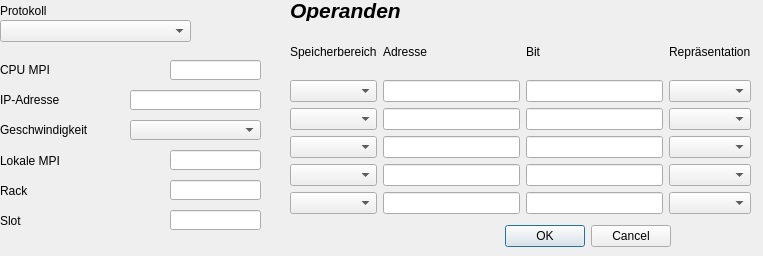
The window that connectionsettings.ui (darkmattercoder/plcanalyzer) describes before a commit, drawn with Qt 5.
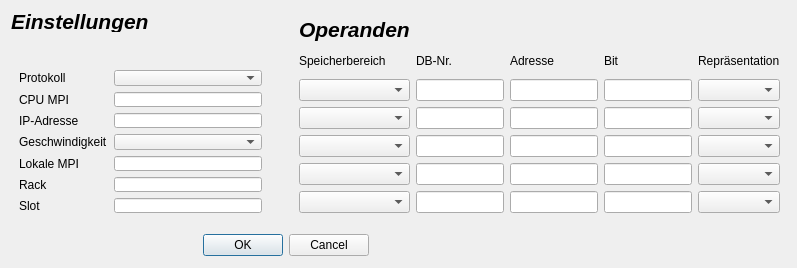
The same window after the commit.

Commit message: Added combo boxes for db adress and implemented a sorting function for the combobox lists. Cleaned the user interface.

```diff
--- a/connectionsettings.ui
+++ b/connectionsettings.ui
@@ -6,8 +6,8 @@
    <rect>
     <x>0</x>
     <y>0</y>
-    <width>763</width>
-    <height>256</height>
+    <width>797</width>
+    <height>268</height>
    </rect>
   </property>
   <property name="windowTitle">
@@ -16,8 +16,8 @@
   <widget class="QDialogButtonBox" name="buttonBox">
    <property name="geometry">
     <rect>
-     <x>480</x>
-     <y>220</y>
+     <x>178</x>
+     <y>229</y>
      <width>191</width>
      <height>32</height>
     </rect>
@@ -29,346 +29,192 @@
     <set>QDialogButtonBox::Cancel|QDialogButtonBox::Ok</set>
    </property>
   </widget>
-  <widget class="QComboBox" name="ComboBox_Protokoll">
-   <property name="geometry">
-    <rect>
-     <x>0</x>
-     <y>20</y>
-     <width>191</width>
-     <height>22</height>
-    </rect>
-   </property>
-  </widget>
-  <widget class="QLabel" name="label">
-   <property name="geometry">
-    <rect>
-     <x>0</x>
-     <y>0</y>
-     <width>91</width>
-     <height>21</height>
-    </rect>
-   </property>
-   <property name="text">
-    <string>Protokoll</string>
-   </property>
-  </widget>
-  <widget class="QLabel" name="label_4">
-   <property name="geometry">
-    <rect>
-     <x>0</x>
-     <y>150</y>
-     <width>81</width>
-     <height>21</height>
-    </rect>
-   </property>
-   <property name="text">
-    <string>Lokale MPI</string>
-   </property>
-  </widget>
-  <widget class="QLabel" name="label_5">
-   <property name="geometry">
-    <rect>
-     <x>0</x>
-     <y>60</y>
-     <width>76</width>
-     <height>20</height>
-    </rect>
-   </property>
-   <property name="text">
-    <string>CPU MPI</string>
-   </property>
-  </widget>
-  <widget class="QLineEdit" name="lineEdit_CPU_MPI">
-   <property name="geometry">
-    <rect>
-     <x>170</x>
-     <y>60</y>
-     <width>91</width>
-     <height>20</height>
-    </rect>
-   </property>
-   <property name="toolTip">
-    <string>0 - 127</string>
-   </property>
-   <property name="alignment">
-    <set>Qt::AlignRight|Qt::AlignTrailing|Qt::AlignVCenter</set>
-   </property>
-  </widget>
-  <widget class="QLabel" name="label_2">
-   <property name="geometry">
-    <rect>
-     <x>0</x>
-     <y>90</y>
-     <width>81</width>
-     <height>20</height>
-    </rect>
-   </property>
-   <property name="text">
-    <string>IP-Adresse</string>
-   </property>
-  </widget>
-  <widget class="QComboBox" name="comboBox_Speed">
-   <property name="geometry">
-    <rect>
-     <x>130</x>
-     <y>120</y>
-     <width>131</width>
-     <height>20</height>
-    </rect>
-   </property>
-   <item>
-    <property name="text">
-     <string/>
-    </property>
-   </item>
-   <item>
-    <property name="text">
-     <string>Speed 9k</string>
-    </property>
-   </item>
-   <item>
-    <property name="text">
-     <string>Speed 19k</string>
-    </property>
-   </item>
-   <item>
-    <property name="text">
-     <string>Speed 187k</string>
-    </property>
-   </item>
-   <item>
-    <property name="text">
-     <string>Speed 500k</string>
-    </property>
-   </item>
-   <item>
-    <property name="text">
-     <string>Speed 1500k</string>
-    </property>
-   </item>
-   <item>
-    <property name="text">
-     <string>Speed 45k</string>
-    </property>
-   </item>
-   <item>
-    <property name="text">
-     <string>Speed 93k</string>
-    </property>
-   </item>
-  </widget>
-  <widget class="QLabel" name="label_3">
-   <property name="geometry">
-    <rect>
-     <x>0</x>
-     <y>120</y>
-     <width>111</width>
-     <height>20</height>
-    </rect>
-   </property>
-   <property name="text">
-    <string>Geschwindigkeit</string>
-   </property>
-  </widget>
-  <widget class="QLineEdit" name="lineEdit_IP">
-   <property name="geometry">
-    <rect>
-     <x>130</x>
-     <y>90</y>
-     <width>131</width>
-     <height>20</height>
-    </rect>
-   </property>
-   <property name="toolTip">
-    <string>xxx.xxx.xxx.xxx</string>
-   </property>
-   <property name="text">
-    <string/>
-   </property>
-   <property name="alignment">
-    <set>Qt::AlignRight|Qt::AlignTrailing|Qt::AlignVCenter</set>
-   </property>
-  </widget>
-  <widget class="QLineEdit" name="lineEdit_local_MPI">
-   <property name="geometry">
-    <rect>
-     <x>170</x>
-     <y>150</y>
-     <width>91</width>
-     <height>20</height>
-    </rect>
-   </property>
-   <property name="toolTip">
-    <string>0 - 127</string>
-   </property>
-   <property name="alignment">
-    <set>Qt::AlignRight|Qt::AlignTrailing|Qt::AlignVCenter</set>
-   </property>
-  </widget>
-  <widget class="QLabel" name="label_6">
-   <property name="geometry">
-    <rect>
-     <x>0</x>
-     <y>180</y>
-     <width>71</width>
-     <height>21</height>
-    </rect>
-   </property>
-   <property name="text">
-    <string>Rack</string>
-   </property>
-  </widget>
-  <widget class="QLabel" name="label_7">
-   <property name="geometry">
-    <rect>
-     <x>0</x>
-     <y>210</y>
-     <width>71</width>
-     <height>21</height>
-    </rect>
-   </property>
-   <property name="text">
-    <string>Slot</string>
-   </property>
-  </widget>
-  <widget class="QLineEdit" name="lineEdit_Rack">
-   <property name="geometry">
-    <rect>
-     <x>170</x>
-     <y>180</y>
-     <width>91</width>
-     <height>20</height>
-    </rect>
-   </property>
-   <property name="toolTip">
-    <string>0 - 127</string>
-   </property>
-   <property name="alignment">
-    <set>Qt::AlignRight|Qt::AlignTrailing|Qt::AlignVCenter</set>
-   </property>
-  </widget>
-  <widget class="QLineEdit" name="lineEdit_Slot">
-   <property name="geometry">
-    <rect>
-     <x>170</x>
-     <y>210</y>
-     <width>91</width>
-     <height>20</height>
-    </rect>
-   </property>
-   <property name="toolTip">
-    <string>0 - 127</string>
-   </property>
-   <property name="alignment">
-    <set>Qt::AlignRight|Qt::AlignTrailing|Qt::AlignVCenter</set>
-   </property>
-  </widget>
   <widget class="QWidget" name="gridLayoutWidget">
    <property name="geometry">
     <rect>
      <x>290</x>
-     <y>30</y>
-     <width>461</width>
-     <height>184</height>
+     <y>7</y>
+     <width>499</width>
+     <height>215</height>
     </rect>
    </property>
    <layout class="QGridLayout" name="gridLayout">
-    <item row="0" column="0">
-     <widget class="QLabel" name="label_8">
-      <property name="text">
-       <string>Speicherbereich</string>
-      </property>
-     </widget>
+    <item row="5" column="4">
+     <widget class="QComboBox" name="comboBoxFormat_3"/>
     </item>
-    <item row="1" column="0">
-     <widget class="QComboBox" name="comboBoxArea_0"/>
+    <item row="2" column="1">
+     <widget class="QLineEdit" name="lineEditDB_0"/>
     </item>
-    <item row="0" column="1">
-     <widget class="QLabel" name="label_9">
-      <property name="text">
-       <string>Adresse</string>
+    <item row="3" column="3">
+     <widget class="QLineEdit" name="lineEditBit_1">
+      <property name="toolTip">
+       <string>lineEditBit_1</string>
       </property>
      </widget>
     </item>
-    <item row="1" column="2">
-     <widget class="QLineEdit" name="lineEditBit_0"/>
-    </item>
-    <item row="1" column="1">
-     <widget class="QLineEdit" name="lineEditAddress_0"/>
-    </item>
     <item row="1" column="3">
-     <widget class="QComboBox" name="comboBoxFormat_0"/>
-    </item>
-    <item row="0" column="3">
-     <widget class="QLabel" name="label_10">
-      <property name="text">
-       <string>Repräsentation</string>
-      </property>
-     </widget>
-    </item>
-    <item row="0" column="2">
      <widget class="QLabel" name="label_11">
       <property name="text">
        <string>Bit</string>
       </property>
      </widget>
     </item>
-    <item row="2" column="1">
-     <widget class="QLineEdit" name="lineEditAddress_1"/>
+    <item row="0" column="0">
+     <widget class="QLabel" name="label_12">
+      <property name="font">
+       <font>
+        <pointsize>16</pointsize>
+        <weight>75</weight>
+        <italic>true</italic>
+        <bold>true</bold>
+       </font>
+      </property>
+      <property name="text">
+       <string>Operanden</string>
+      </property>
+     </widget>
     </item>
-    <item row="3" column="1">
-     <widget class="QLineEdit" name="lineEditAddress_2"/>
+    <item row="5" column="3">
+     <widget class="QLineEdit" name="lineEditBit_3">
+      <property name="toolTip">
+       <string>lineEditBit_3</string>
+      </property>
+     </widget>
     </item>
-    <item row="4" column="1">
-     <widget class="QLineEdit" name="lineEditAddress_3"/>
-    </item>
-    <item row="5" column="1">
-     <widget class="QLineEdit" name="lineEditAddress_4"/>
+    <item row="2" column="3">
+     <widget class="QLineEdit" name="lineEditBit_0">
+      <property name="toolTip">
+       <string>lineEditBit_0</string>
+      </property>
+     </widget>
     </item>
     <item row="2" column="2">
-     <widget class="QLineEdit" name="lineEditBit_1"/>
+     <widget class="QLineEdit" name="lineEditAddress_0"/>
     </item>
-    <item row="3" column="2">
-     <widget class="QLineEdit" name="lineEditBit_2"/>
+    <item row="1" column="2">
+     <widget class="QLabel" name="label_9">
+      <property name="text">
+       <string>Adresse</string>
+      </property>
+     </widget>
+    </item>
+    <item row="1" column="4">
+     <widget class="QLabel" name="label_10">
+      <property name="text">
+       <string>Repräsentation</string>
+      </property>
+     </widget>
+    </item>
+    <item row="4" column="4">
+     <widget class="QComboBox" name="comboBoxFormat_2"/>
+    </item>
+    <item row="2" column="4">
+     <widget class="QComboBox" name="comboBoxFormat_0"/>
+    </item>
+    <item row="3" column="1">
+     <widget class="QLineEdit" name="lineEditDB_1"/>
     </item>
     <item row="4" column="2">
-     <widget class="QLineEdit" name="lineEditBit_3"/>
+     <widget class="QLineEdit" name="lineEditAddress_2"/>
+    </item>
+    <item row="5" column="1">
+     <widget class="QLineEdit" name="lineEditDB_3"/>
+    </item>
+    <item row="2" column="0">
+     <widget class="QComboBox" name="comboBoxArea_0">
+      <property name="toolTip">
+       <string>comboBoxArea_0</string>
+      </property>
+     </widget>
     </item>
     <item row="5" column="2">
-     <widget class="QLineEdit" name="lineEditBit_4"/>
+     <widget class="QLineEdit" name="lineEditAddress_3"/>
     </item>
-    <item row="2" column="0">
-     <widget class="QComboBox" name="comboBoxArea_1"/>
+    <item row="4" column="1">
+     <widget class="QLineEdit" name="lineEditDB_2"/>
     </item>
-    <item row="3" column="0">
-     <widget class="QComboBox" name="comboBoxArea_2"/>
+    <item row="6" column="4">
+     <widget class="QComboBox" name="comboBoxFormat_4"/>
     </item>
     <item row="4" column="0">
-     <widget class="QComboBox" name="comboBoxArea_3"/>
+     <widget class="QComboBox" name="comboBoxArea_2">
+      <property name="toolTip">
+       <string>comboBoxArea_2</string>
+      </property>
+     </widget>
     </item>
-    <item row="5" column="0">
-     <widget class="QComboBox" name="comboBoxArea_4"/>
-    </item>
-    <item row="2" column="3">
+    <item row="3" column="4">
      <widget class="QComboBox" name="comboBoxFormat_1"/>
     </item>
-    <item row="3" column="3">
-     <widget class="QComboBox" name="comboBoxFormat_2"/>
+    <item row="6" column="0">
+     <widget class="QComboBox" name="comboBoxArea_4">
+      <property name="toolTip">
+       <string>comboBoxArea_4</string>
+      </property>
+     </widget>
+    </item>
+    <item row="3" column="2">
+     <widget class="QLineEdit" name="lineEditAddress_1"/>
     </item>
     <item row="4" column="3">
-     <widget class="QComboBox" name="comboBoxFormat_3"/>
+     <widget class="QLineEdit" name="lineEditBit_2">
+      <property name="acceptDrops">
+       <bool>true</bool>
+      </property>
+      <property name="toolTip">
+       <string>lineEditBit_2</string>
+      </property>
+     </widget>
     </item>
-    <item row="5" column="3">
-     <widget class="QComboBox" name="comboBoxFormat_4"/>
+    <item row="1" column="0">
+     <widget class="QLabel" name="label_8">
+      <property name="text">
+       <string>Speicherbereich</string>
+      </property>
+     </widget>
+    </item>
+    <item row="6" column="3">
+     <widget class="QLineEdit" name="lineEditBit_4">
+      <property name="toolTip">
+       <string>lineEditBit_4</string>
+      </property>
+     </widget>
+    </item>
+    <item row="6" column="1">
+     <widget class="QLineEdit" name="lineEditDB_4"/>
+    </item>
+    <item row="1" column="1">
+     <widget class="QLabel" name="label_13">
+      <property name="text">
+       <string>DB-Nr.</string>
+      </property>
+     </widget>
+    </item>
+    <item row="6" column="2">
+     <widget class="QLineEdit" name="lineEditAddress_4"/>
+    </item>
+    <item row="3" column="0">
+     <widget class="QComboBox" name="comboBoxArea_1">
+      <property name="toolTip">
+       <string>comboBoxArea_1</string>
+      </property>
+     </widget>
+    </item>
+    <item row="5" column="0">
+     <widget class="QComboBox" name="comboBoxArea_3">
+      <property name="toolTip">
+       <string>comboBoxArea_3</string>
+      </property>
+     </widget>
     </item>
    </layout>
   </widget>
-  <widget class="QLabel" name="label_12">
+  <widget class="QLabel" name="label_14">
    <property name="geometry">
     <rect>
-     <x>290</x>
-     <y>0</y>
-     <width>121</width>
+     <x>11</x>
+     <y>11</y>
+     <width>137</width>
      <height>21</height>
     </rect>
    </property>
@@ -381,10 +227,178 @@
     </font>
    </property>
    <property name="text">
-    <string>Operanden</string>
+    <string>Einstellungen</string>
    </property>
   </widget>
+  <widget class="QWidget" name="">
+   <property name="geometry">
+    <rect>
+     <x>10</x>
+     <y>61</y>
+     <width>261</width>
+     <height>161</height>
+    </rect>
+   </property>
+   <layout class="QGridLayout" name="gridLayout_2">
+    <item row="5" column="1">
+     <widget class="QLineEdit" name="lineEdit_Rack">
+      <property name="toolTip">
+       <string>0 - 127</string>
+      </property>
+      <property name="alignment">
+       <set>Qt::AlignRight|Qt::AlignTrailing|Qt::AlignVCenter</set>
+      </property>
+     </widget>
+    </item>
+    <item row="1" column="1">
+     <widget class="QLineEdit" name="lineEdit_CPU_MPI">
+      <property name="toolTip">
+       <string>0 - 127</string>
+      </property>
+      <property name="alignment">
+       <set>Qt::AlignRight|Qt::AlignTrailing|Qt::AlignVCenter</set>
+      </property>
+     </widget>
+    </item>
+    <item row="3" column="0">
+     <widget class="QLabel" name="label_3">
+      <property name="text">
+       <string>Geschwindigkeit</string>
+      </property>
+     </widget>
+    </item>
+    <item row="5" column="0">
+     <widget class="QLabel" name="label_6">
+      <property name="text">
+       <string>Rack</string>
+      </property>
+     </widget>
+    </item>
+    <item row="4" column="0">
+     <widget class="QLabel" name="label_4">
+      <property name="text">
+       <string>Lokale MPI</string>
+      </property>
+     </widget>
+    </item>
+    <item row="1" column="0">
+     <widget class="QLabel" name="label_5">
+      <property name="text">
+       <string>CPU MPI</string>
+      </property>
+     </widget>
+    </item>
+    <item row="6" column="0">
+     <widget class="QLabel" name="label_7">
+      <property name="text">
+       <string>Slot</string>
+      </property>
+     </widget>
+    </item>
+    <item row="3" column="1">
+     <widget class="QComboBox" name="comboBox_Speed">
+      <item>
+       <property name="text">
+        <string/>
+       </property>
+      </item>
+      <item>
+       <property name="text">
+        <string>Speed 9k</string>
+       </property>
+      </item>
+      <item>
+       <property name="text">
+        <string>Speed 19k</string>
+       </property>
+      </item>
+      <item>
+       <property name="text">
+        <string>Speed 187k</string>
+       </property>
+      </item>
+      <item>
+       <property name="text">
+        <string>Speed 500k</string>
+       </property>
+      </item>
+      <item>
+       <property name="text">
+        <string>Speed 1500k</string>
+       </property>
+      </item>
+      <item>
+       <property name="text">
+        <string>Speed 45k</string>
+       </property>
+      </item>
+      <item>
+       <property name="text">
+        <string>Speed 93k</string>
+       </property>
+      </item>
+     </widget>
+    </item>
+    <item row="0" column="0">
+     <widget class="QLabel" name="label">
+      <property name="text">
+       <string>Protokoll</string>
+      </property>
+     </widget>
+    </item>
+    <item row="0" column="1">
+     <widget class="QComboBox" name="ComboBox_Protokoll"/>
+    </item>
+    <item row="2" column="0">
+     <widget class="QLabel" name="label_2">
+      <property name="text">
+       <string>IP-Adresse</string>
+      </property>
+     </widget>
+    </item>
+    <item row="2" column="1">
+     <widget class="QLineEdit" name="lineEdit_IP">
+      <property name="toolTip">
+       <string>xxx.xxx.xxx.xxx</string>
+      </property>
+      <property name="text">
+       <string/>
+      </property>
+      <property name="alignment">
+       <set>Qt::AlignRight|Qt::AlignTrailing|Qt::AlignVCenter</set>
+      </property>
+     </widget>
+    </item>
+    <item row="6" column="1">
+     <widget class="QLineEdit" name="lineEdit_Slot">
+      <property name="toolTip">
+       <string>0 - 127</string>
+      </property>
+      <property name="alignment">
+       <set>Qt::AlignRight|Qt::AlignTrailing|Qt::AlignVCenter</set>
+      </property>
+     </widget>
+    </item>
+    <item row="4" column="1">
+     <widget class="QLineEdit" name="lineEdit_local_MPI">
+      <property name="toolTip">
+       <string>0 - 127</string>
+      </property>
+      <property name="alignment">
+       <set>Qt::AlignRight|Qt::AlignTrailing|Qt::AlignVCenter</set>
+      </property>
+     </widget>
+    </item>
+   </layout>
+  </widget>
+  <zorder>buttonBox</zorder>
+  <zorder>ComboBox_Protokoll</zorder>
+  <zorder>lineEdit_CPU_MPI</zorder>
+  <zorder>gridLayoutWidget</zorder>
+  <zorder>label_14</zorder>
+  <zorder>label_14</zorder>
  </widget>
+ <layoutdefault spacing="6" margin="9"/>
  <resources/>
  <connections>
   <connection>
```
Left out of the diff: 17 changed lines with no effect on the pictures. The commit also changes 6 other files.
